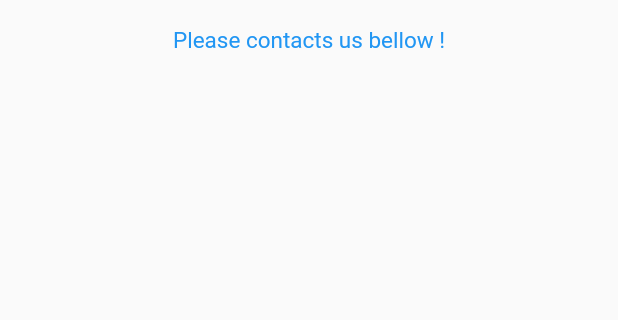
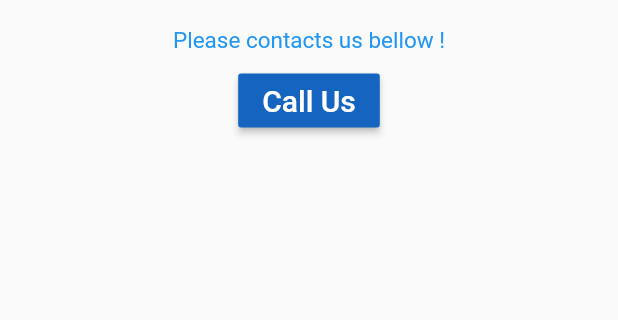
Before and after one commit to AaronPaul6/kurdistanTechnicalinstitute, a Flutter app: the HomeScreen screen opened by its route, after a tap on "Contact Us", on a phone screen of 412 x 824 dp, the part 474-794 px from its top. Run offline on Flutter 3.47's test engine with Material 2 defaults, Android fonts, the phone set to English and light mode, and no system bars; our stand-ins replace flutter_svg, google_fonts, sizer, video_player; missing offline and left inert: fancy_avatar.

Commit message:
marf_commit

```diff
--- a/lib/screens/Contactus/contact.dart
+++ b/lib/screens/Contactus/contact.dart
@@ -17,6 +17,7 @@ class contact extends StatelessWidget {
   static String routeName = 'contact';
   const contact({Key? key}) : super(key: key);
 
+  final String _phoneNumber = '+9647710125050' ;
   @override
   Widget build(BuildContext context) {
     return MaterialApp(
@@ -60,10 +61,25 @@ class contact extends StatelessWidget {
             const SizedBox(
               height: 7,
             ),
+            Center(
+              child: MaterialButton(
+                onPressed: ( ) async{
+                  final _call='tel:$_phoneNumber';
+                },
+                color: Colors.blue.shade800,
+                child: Text('Call Us', style: TextStyle( color: Colors.white , fontSize: 20,
+                ),
+              ),
+
+            ),
+            ),
 
   ],
       ),
-      ),
-    );
+
+
+        ),
+        );
+
   }
 }
--- a/pubspec.yaml
+++ b/pubspec.yaml
@@ -29,7 +29,7 @@ dependencies:
 
   flutter:
     sdk: flutter
-  url_launcher:
+  url_launcher: ^6.1.8
   video_player: ^2.5.1
 
 dev_dependencies:
```
Also changed, not shown: pubspec.lock, 1 other file.
